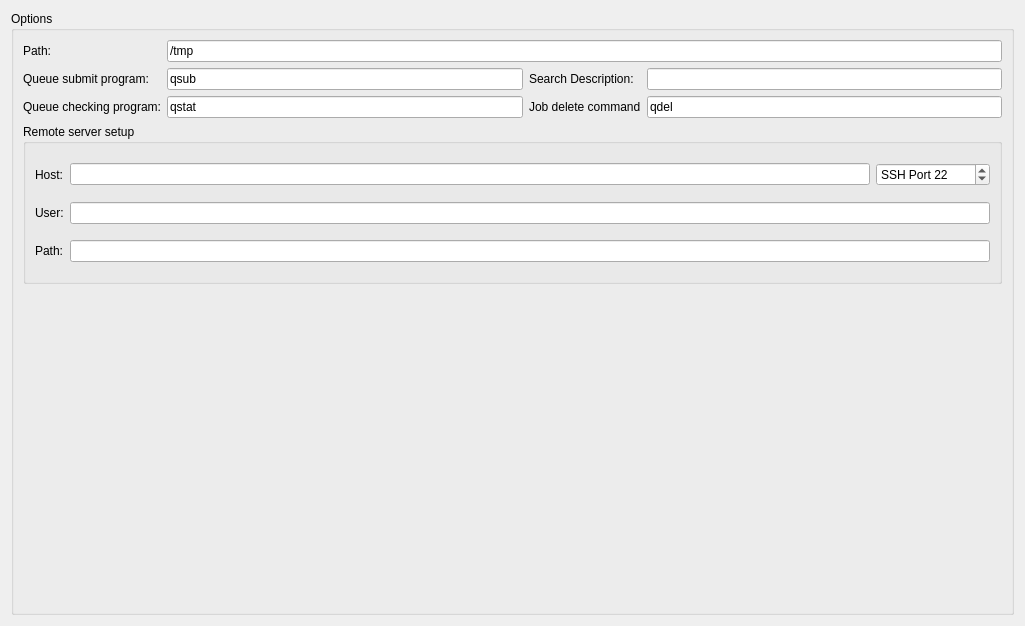
Qt form src/randomdock/ui/tab_sys.ui (xtalopt/XtalOpt) before a commit.
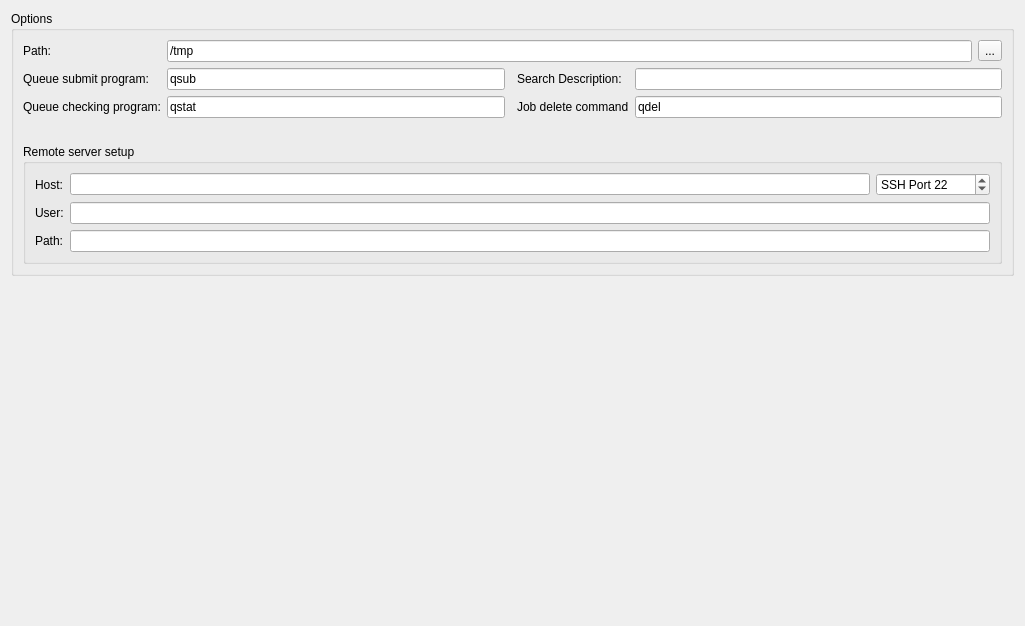
The same form after that commit.

Commit message: Add the ability to select the local directory via QFileDialog. (RandomDock)

Diff of the .ui file:
```diff
--- a/src/randomdock/ui/tab_sys.ui
+++ b/src/randomdock/ui/tab_sys.ui
@@ -14,20 +14,33 @@
    <string>Form</string>
   </property>
   <layout class="QGridLayout" name="gridLayout">
-   <item row="0" column="0">
+   <item row="2" column="0">
+    <spacer name="verticalSpacer">
+     <property name="orientation">
+      <enum>Qt::Vertical</enum>
+     </property>
+     <property name="sizeHint" stdset="0">
+      <size>
+       <width>20</width>
+       <height>40</height>
+      </size>
+     </property>
+    </spacer>
+   </item>
+   <item row="1" column="0">
     <widget class="QGroupBox" name="groupBox_3">
      <property name="title">
       <string>Options</string>
      </property>
      <layout class="QGridLayout" name="gridLayout_6">
-      <item row="1" column="1">
+      <item row="3" column="1">
        <widget class="QLineEdit" name="edit_launch">
         <property name="text">
          <string>qsub</string>
         </property>
        </widget>
       </item>
-      <item row="1" column="0">
+      <item row="3" column="0">
        <widget class="QLabel" name="label_21">
         <property name="text">
          <string>Queue submit program:</string>
@@ -37,7 +50,7 @@
         </property>
        </widget>
       </item>
-      <item row="3" column="0" colspan="4">
+      <item row="6" column="0" colspan="6">
        <widget class="QGroupBox" name="cb_remote">
         <property name="title">
          <string>Remote server setup</string>
@@ -114,27 +127,14 @@
         </property>
        </widget>
       </item>
-      <item row="0" column="1" colspan="3">
+      <item row="0" column="1" colspan="4">
        <widget class="QLineEdit" name="edit_path">
         <property name="text">
          <string>/tmp</string>
         </property>
        </widget>
       </item>
-      <item row="4" column="0" rowspan="2" colspan="4">
-       <spacer name="verticalSpacer">
-        <property name="orientation">
-         <enum>Qt::Vertical</enum>
-        </property>
-        <property name="sizeHint" stdset="0">
-         <size>
-          <width>20</width>
-          <height>40</height>
-         </size>
-        </property>
-       </spacer>
-      </item>
-      <item row="2" column="2">
+      <item row="4" column="3">
        <widget class="QLabel" name="label_24">
         <property name="text">
          <string>Job delete command</string>
@@ -144,14 +144,14 @@
         </property>
        </widget>
       </item>
-      <item row="2" column="3">
+      <item row="4" column="4" colspan="2">
        <widget class="QLineEdit" name="edit_qdel">
         <property name="text">
          <string>qdel</string>
         </property>
        </widget>
       </item>
-      <item row="2" column="0">
+      <item row="4" column="0">
        <widget class="QLabel" name="label_22">
         <property name="text">
          <string>Queue checking program:</string>
@@ -161,14 +161,14 @@
         </property>
        </widget>
       </item>
-      <item row="2" column="1">
+      <item row="4" column="1">
        <widget class="QLineEdit" name="edit_check">
         <property name="text">
          <string>qstat</string>
         </property>
        </widget>
       </item>
-      <item row="1" column="2">
+      <item row="3" column="3">
        <widget class="QLabel" name="label_13">
         <property name="text">
          <string>Search Description:</string>
@@ -178,13 +178,46 @@
         </property>
        </widget>
       </item>
-      <item row="1" column="3">
+      <item row="3" column="4" colspan="2">
        <widget class="QLineEdit" name="edit_description">
         <property name="text">
          <string/>
         </property>
        </widget>
       </item>
+      <item row="0" column="5">
+       <widget class="QToolButton" name="push_path">
+        <property name="text">
+         <string>...</string>
+        </property>
+       </widget>
+      </item>
+      <item row="5" column="1">
+       <spacer name="horizontalSpacer">
+        <property name="orientation">
+         <enum>Qt::Horizontal</enum>
+        </property>
+        <property name="sizeHint" stdset="0">
+         <size>
+          <width>40</width>
+          <height>20</height>
+         </size>
+        </property>
+       </spacer>
+      </item>
+      <item row="5" column="4">
+       <spacer name="horizontalSpacer_2">
+        <property name="orientation">
+         <enum>Qt::Horizontal</enum>
+        </property>
+        <property name="sizeHint" stdset="0">
+         <size>
+          <width>40</width>
+          <height>20</height>
+         </size>
+        </property>
+       </spacer>
+      </item>
      </layout>
     </widget>
    </item>
```
The commit also changes 2 other files.
